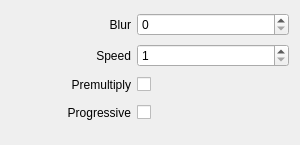
This is src/Widgets/Inspector/InspectorImageScrollerWidget.ui in CasparCG/client as Qt 5 draws it before an edit. The edited form follows.
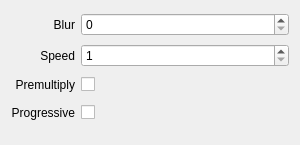
This is the edited form.

Commit message: Remove minimumSize constraint from labels

Patch:
```diff
--- a/src/Widgets/Inspector/InspectorImageScrollerWidget.ui
+++ b/src/Widgets/Inspector/InspectorImageScrollerWidget.ui
@@ -22,12 +22,6 @@
    </property>
    <item row="1" column="0">
     <widget class="QLabel" name="labelSpeed">
-     <property name="minimumSize">
-      <size>
-       <width>120</width>
-       <height>0</height>
-      </size>
-     </property>
      <property name="text">
       <string>Speed</string>
      </property>
@@ -65,12 +59,6 @@
    </item>
    <item row="2" column="0">
     <widget class="QLabel" name="labelPremultiply">
-     <property name="minimumSize">
-      <size>
-       <width>120</width>
-       <height>0</height>
-      </size>
-     </property>
      <property name="text">
       <string>Premultiply</string>
      </property>
@@ -97,12 +85,6 @@
    </item>
    <item row="0" column="0">
     <widget class="QLabel" name="labelBlur">
-     <property name="minimumSize">
-      <size>
-       <width>120</width>
-       <height>0</height>
-      </size>
-     </property>
      <property name="text">
       <string>Blur</string>
      </property>
@@ -150,12 +132,6 @@
    </item>
    <item row="3" column="0">
     <widget class="QLabel" name="labelProgressive">
-     <property name="minimumSize">
-      <size>
-       <width>120</width>
-       <height>0</height>
-      </size>
-     </property>
      <property name="text">
       <string>Progressive</string>
      </property>
```
The commit also changes 53 other files.
